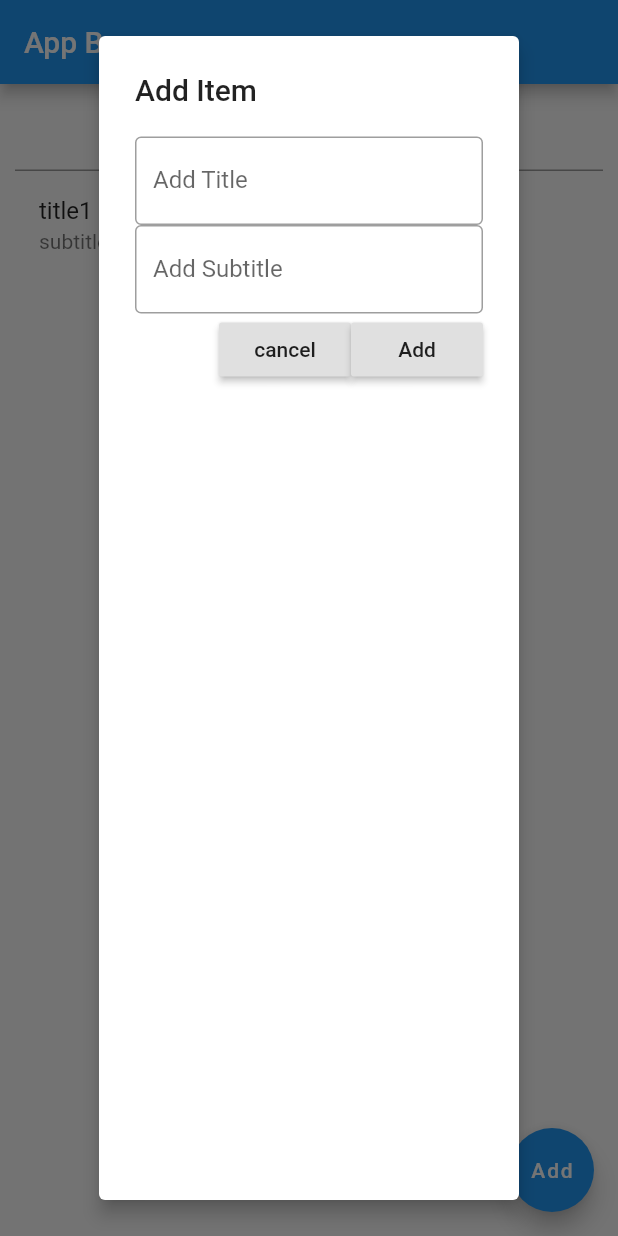
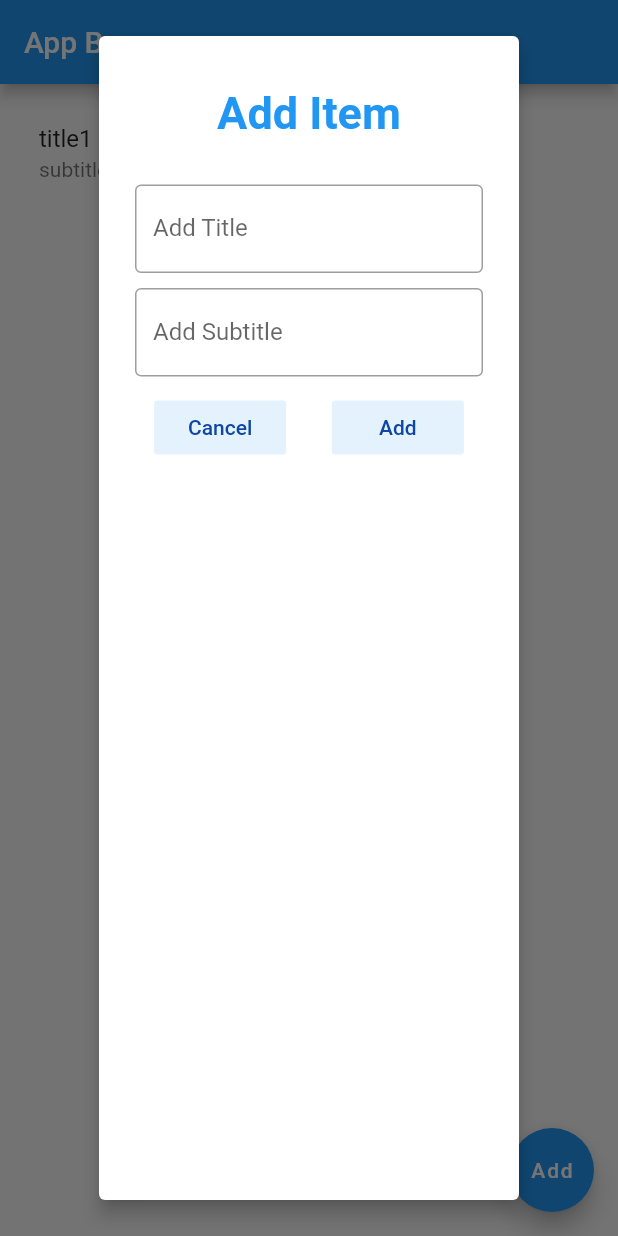
Before and after one commit to tmibvishal/flutter_homework_assignment, a Flutter app: the screen it shows after launch, after a tap on "Add", on a phone screen of 412 x 824 dp. Run offline on Flutter 3.47's test engine with Material 2 defaults, Android fonts, the phone set to English and light mode, and no system bars.

Commit message:
Update screen.dart
Added some styling effects. Will implement search next, as soon as possible.

```diff
--- a/flutter_app/lib/screen.dart
+++ b/flutter_app/lib/screen.dart
@@ -16,13 +16,7 @@ class _ScreenState extends State<Screen> {
   String subtitle = '';
 
   List<Widget> listItems() {
-    List<Widget> temp = [
-      TextField(
-        onChanged: (String newText) {
-          val = newText;
-        },
-      ),
-    ];
+    List<Widget> temp = [];
     for (int i = 0; i < items.length; i++) {
       temp.add(
         ListTile(
@@ -39,7 +33,20 @@ class _ScreenState extends State<Screen> {
         context: context,
         builder: (BuildContext context) {
           return AlertDialog(
-            title: Text('Add Item'),
+            title: Center(
+              child: Padding(
+                padding: EdgeInsets.all(10),
+                child: Text(
+                  'Add Item',
+                  style: TextStyle(
+                    color: Colors.blue,
+                    fontWeight: FontWeight.bold,
+                    backgroundColor: Colors.white,
+                    fontSize: 30,
+                  ),
+                ),
+              ),
+            ),
             elevation: 5,
             content: Column(
               crossAxisAlignment: CrossAxisAlignment.end,
@@ -53,6 +60,9 @@ class _ScreenState extends State<Screen> {
                     val = text;
                   },
                 ),
+                SizedBox(
+                  height: 10,
+                ),
                 TextField(
                   decoration: InputDecoration(
                     border: OutlineInputBorder(),
@@ -62,11 +72,16 @@ class _ScreenState extends State<Screen> {
                     subtitle = text;
                   },
                 ),
+                SizedBox(
+                  height: 10,
+                ),
                 Row(
-                  mainAxisAlignment: MainAxisAlignment.end,
+                  mainAxisAlignment: MainAxisAlignment.spaceEvenly,
                   children: <Widget>[
-                    RaisedButton(
-                      child: Text('cancel'),
+                    FlatButton(
+                      color: Colors.blue[50],
+                      textColor: Colors.blue[900],
+                      child: Text('Cancel'),
                       onPressed: () {
                         setState(
                           () {
@@ -75,8 +90,13 @@ class _ScreenState extends State<Screen> {
                         );
                       },
                     ),
-                    RaisedButton(
+                    SizedBox(
+                      width: 5,
+                    ),
+                    FlatButton(
                       child: Text('Add'),
+                      color: Colors.blue[50],
+                      textColor: Colors.blue[900],
                       onPressed: () {
                         setState(() {
                           items.add({
```
